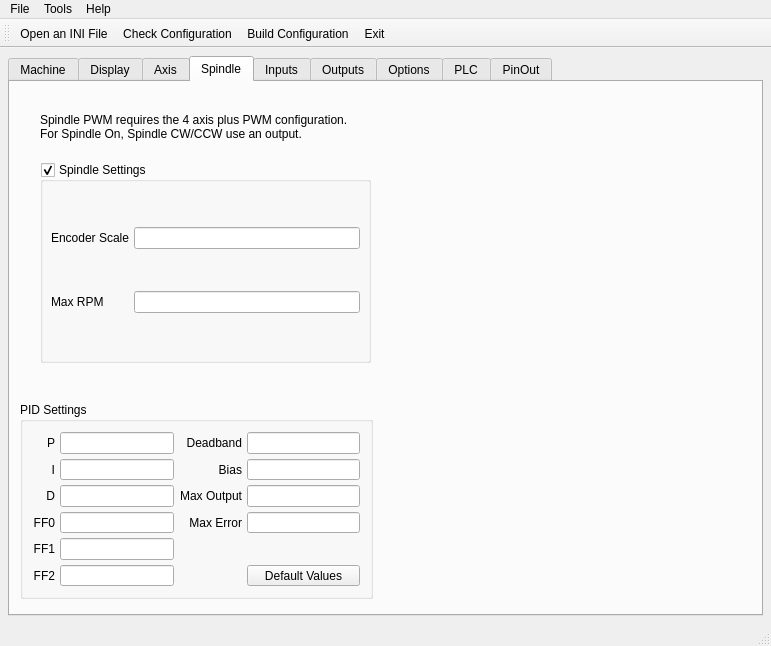
The window that 7i96.ui (snelweg/7i96) describes before a commit, drawn with Qt 5.
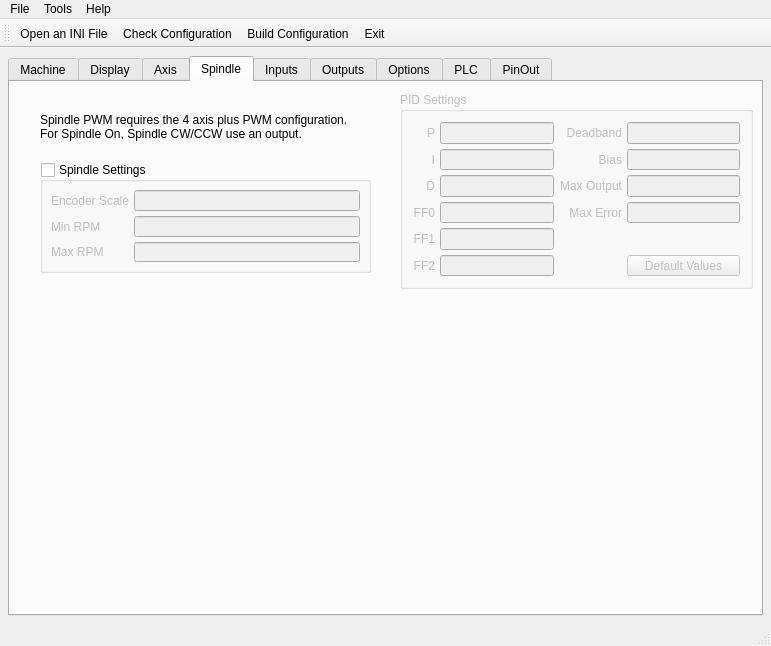
The same window after the commit. The open tabs and pages were chosen to show the change.

```diff
--- a/7i96.ui
+++ b/7i96.ui
@@ -4349,10 +4349,13 @@
         </property>
        </widget>
        <widget class="QGroupBox" name="spindlepidGB">
+        <property name="enabled">
+         <bool>false</bool>
+        </property>
         <property name="geometry">
          <rect>
-          <x>10</x>
-          <y>320</y>
+          <x>390</x>
+          <y>10</y>
           <width>353</width>
           <height>197</height>
          </rect>
@@ -4591,7 +4594,7 @@
           <x>30</x>
           <y>80</y>
           <width>331</width>
-          <height>201</height>
+          <height>111</height>
          </rect>
         </property>
         <property name="title">
@@ -4601,7 +4604,7 @@
          <bool>true</bool>
         </property>
         <property name="checked">
-         <bool>true</bool>
+         <bool>false</bool>
         </property>
         <layout class="QGridLayout" name="gridLayout_31">
          <item row="0" column="1">
@@ -4614,15 +4617,25 @@
            </property>
           </widget>
          </item>
-         <item row="1" column="0">
+         <item row="2" column="1">
+          <widget class="QLineEdit" name="spindleMaxRpm"/>
+         </item>
+         <item row="2" column="0">
           <widget class="QLabel" name="label_180">
            <property name="text">
             <string>Max RPM</string>
            </property>
           </widget>
          </item>
+         <item row="1" column="0">
+          <widget class="QLabel" name="label_192">
+           <property name="text">
+            <string>Min RPM</string>
+           </property>
+          </widget>
+         </item>
          <item row="1" column="1">
-          <widget class="QLineEdit" name="spindleMaxRpm"/>
+          <widget class="QLineEdit" name="spindleMinRpm"/>
          </item>
         </layout>
        </widget>
```
